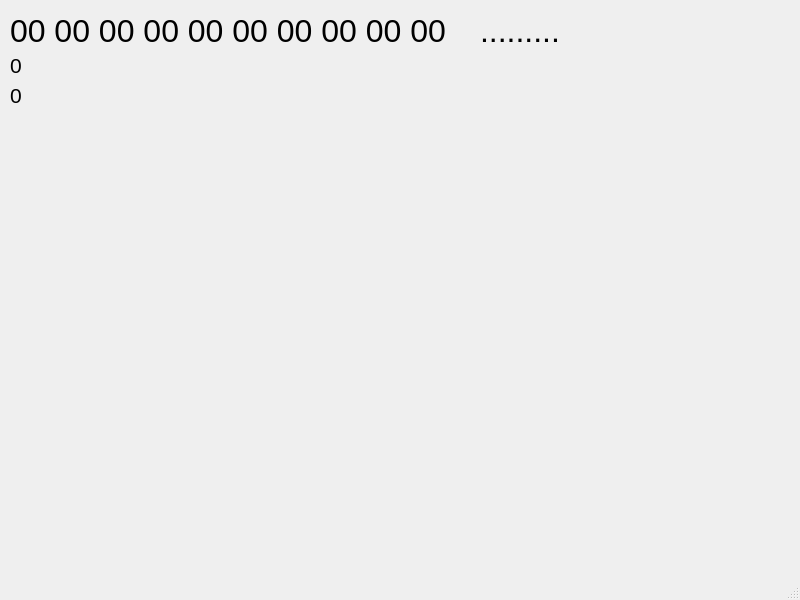
Old version of the form mainwindow.ui in the repository DrDeLaBill/logger.
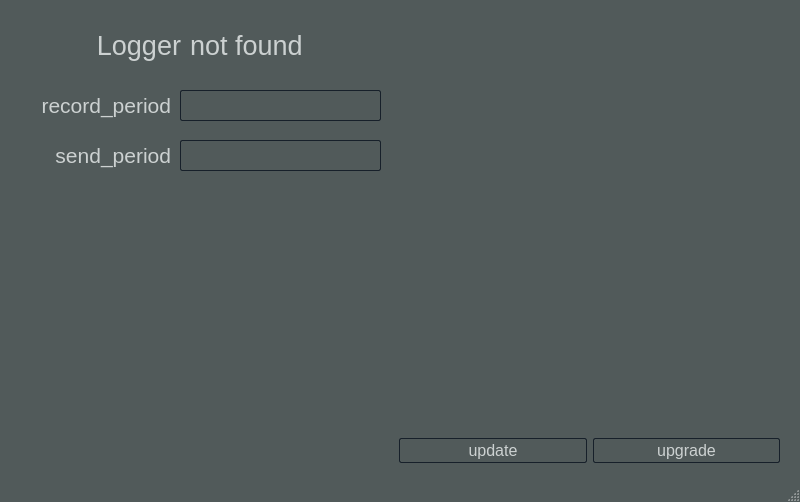
New version of the form.

What changed in the file:
```diff
--- a/mainwindow.ui
+++ b/mainwindow.ui
@@ -7,97 +7,291 @@
     <x>0</x>
     <y>0</y>
     <width>800</width>
-    <height>600</height>
+    <height>496</height>
    </rect>
   </property>
   <property name="windowTitle">
    <string>MainWindow</string>
   </property>
+  <property name="styleSheet">
+   <string notr="true">QMainWindow {
+	background-color: #515a5a;
+}</string>
+  </property>
   <widget class="QWidget" name="centralwidget">
-   <widget class="QLabel" name="LabelBytes">
+   <property name="enabled">
+    <bool>true</bool>
+   </property>
+   <property name="sizePolicy">
+    <sizepolicy hsizetype="Preferred" vsizetype="Preferred">
+     <horstretch>0</horstretch>
+     <verstretch>0</verstretch>
+    </sizepolicy>
+   </property>
+   <property name="minimumSize">
+    <size>
+     <width>800</width>
+     <height>480</height>
+    </size>
+   </property>
+   <property name="maximumSize">
+    <size>
+     <width>800</width>
+     <height>480</height>
+    </size>
+   </property>
+   <property name="focusPolicy">
+    <enum>Qt::TabFocus</enum>
+   </property>
+   <property name="contextMenuPolicy">
+    <enum>Qt::NoContextMenu</enum>
+   </property>
+   <property name="styleSheet">
+    <string notr="true">QGroupBox {
+	border: 0px;
+	width: 100%;
+	height: 100%;
+	background-color: #515a5a;
+	font-size: 16px;
+	color: #ccd1d1;
+}
+
+QLabel {
+	color: #ccd1d1;
+}
+
+QTextEdit {
+	padding: 2px;
+	border: 1px solid #17202a;
+	border-radius: 2px;
+	background-color: #515a5a;
+	font-size: 10px;
+	color: #ccd1d1;
+}
+
+QTextEdit::focus {
+	border: 1px solid black;
+	background-color: #424949;
+}
+QGroupBox {
+	width: 100%;
+	font-size: 16px;
+	color: #ccd1d1;
+}
+
+QPushButton {
+	padding: 2px;
+	color: black;
+	background-color: #515a5a;
+	border: 1px solid #17202a;
+	border-radius: 2px;
+	font-size: 16px;
+	color: #ccd1d1;
+}
+
+QPushButton::hover {
+	background-color: #424949;
+}</string>
+   </property>
+   <widget class="QWidget" name="horizontalLayoutWidget">
     <property name="geometry">
      <rect>
       <x>10</x>
       <y>10</y>
-      <width>461</width>
-      <height>41</height>
+      <width>771</width>
+      <height>461</height>
      </rect>
     </property>
+    <layout class="QHBoxLayout" name="horizontalLayout">
+     <item>
+      <widget class="QGroupBox" name="groupBox_1">
+       <property name="styleSheet">
+        <string notr="true">QGroupBox.QGroupBox {
+	width: 100%;
+}</string>
+       </property>
+       <property name="title">
+        <string/>
+       </property>
+       <widget class="QGroupBox" name="groupBox">
+        <property name="geometry">
+         <rect>
+          <x>10</x>
+          <y>70</y>
+          <width>361</width>
+          <height>51</height>
+         </rect>
+        </property>
+        <property name="title">
+         <string/>
+        </property>
+        <widget class="QLabel" name="label_record_period">
+         <property name="geometry">
+          <rect>
+           <x>0</x>
+           <y>10</y>
+           <width>151</width>
+           <height>31</height>
+          </rect>
+         </property>
     <property name="font">
      <font>
-      <family>Arial</family>
-      <pointsize>24</pointsize>
-     </font>
-    </property>
+           <pointsize>16</pointsize>
+          </font>
+         </property>
+         <property name="layoutDirection">
+          <enum>Qt::LeftToRight</enum>
+         </property>
     <property name="text">
-     <string>00 00 00 00 00 00 00 00 00 00</string>
-    </property>
-   </widget>
-   <widget class="QLabel" name="LabelValues">
+          <string>record_period</string>
+         </property>
+         <property name="alignment">
+          <set>Qt::AlignRight|Qt::AlignTrailing|Qt::AlignVCenter</set>
+         </property>
+        </widget>
+        <widget class="QTextEdit" name="record_period">
     <property name="geometry">
      <rect>
-      <x>480</x>
+           <x>160</x>
       <y>10</y>
-      <width>311</width>
-      <height>41</height>
-     </rect>
-    </property>
+           <width>201</width>
+           <height>31</height>
+          </rect>
+         </property>
+         <property name="styleSheet">
+          <string notr="true"/>
+         </property>
+        </widget>
+       </widget>
+       <widget class="QGroupBox" name="groupBox_4">
+        <property name="geometry">
+         <rect>
+          <x>10</x>
+          <y>120</y>
+          <width>361</width>
+          <height>51</height>
+         </rect>
+        </property>
+        <property name="title">
+         <string/>
+        </property>
+        <widget class="QLabel" name="label_record_period_3">
+         <property name="geometry">
+          <rect>
+           <x>0</x>
+           <y>10</y>
+           <width>151</width>
+           <height>31</height>
+          </rect>
+         </property>
     <property name="font">
      <font>
-      <family>Arial</family>
-      <pointsize>24</pointsize>
-     </font>
-    </property>
+           <pointsize>16</pointsize>
+          </font>
+         </property>
+         <property name="layoutDirection">
+          <enum>Qt::LeftToRight</enum>
+         </property>
     <property name="text">
-     <string>.........</string>
-    </property>
-   </widget>
-   <widget class="QLabel" name="dv_type_label">
+          <string>send_period</string>
+         </property>
+         <property name="alignment">
+          <set>Qt::AlignRight|Qt::AlignTrailing|Qt::AlignVCenter</set>
+         </property>
+        </widget>
+        <widget class="QTextEdit" name="send_period">
     <property name="geometry">
      <rect>
-      <x>10</x>
-      <y>50</y>
-      <width>91</width>
+           <x>160</x>
+           <y>10</y>
+           <width>201</width>
       <height>31</height>
      </rect>
     </property>
+         <property name="styleSheet">
+          <string notr="true"/>
+         </property>
+        </widget>
+       </widget>
+       <widget class="QLabel" name="label">
+        <property name="geometry">
+         <rect>
+          <x>10</x>
+          <y>10</y>
+          <width>161</width>
+          <height>51</height>
+         </rect>
+        </property>
     <property name="font">
      <font>
-      <pointsize>16</pointsize>
+          <pointsize>20</pointsize>
      </font>
     </property>
     <property name="text">
-     <string>0</string>
-    </property>
-   </widget>
-   <widget class="QLabel" name="sw_id_label">
+         <string>Logger</string>
+        </property>
+        <property name="alignment">
+         <set>Qt::AlignRight|Qt::AlignTrailing|Qt::AlignVCenter</set>
+        </property>
+       </widget>
+       <widget class="QLabel" name="label_2">
     <property name="geometry">
      <rect>
-      <x>10</x>
-      <y>80</y>
-      <width>91</width>
-      <height>31</height>
+          <x>180</x>
+          <y>10</y>
+          <width>191</width>
+          <height>51</height>
      </rect>
     </property>
     <property name="font">
      <font>
-      <pointsize>16</pointsize>
+          <pointsize>20</pointsize>
      </font>
     </property>
     <property name="text">
-     <string>0</string>
+         <string>not found</string>
     </property>
    </widget>
   </widget>
-  <widget class="QMenuBar" name="menubar">
+     </item>
+     <item>
+      <widget class="QGroupBox" name="groupBox_2">
+       <property name="styleSheet">
+        <string notr="true"/>
+       </property>
+       <property name="title">
+        <string/>
+       </property>
+       <widget class="QWidget" name="horizontalLayoutWidget_2">
    <property name="geometry">
     <rect>
      <x>0</x>
-     <y>0</y>
-     <width>800</width>
-     <height>21</height>
-    </rect>
-   </property>
+          <y>420</y>
+          <width>381</width>
+          <height>41</height>
+         </rect>
+        </property>
+        <layout class="QHBoxLayout" name="horizontalLayout_2">
+         <item>
+          <widget class="QPushButton" name="updateBtn">
+           <property name="text">
+            <string>update</string>
+           </property>
+          </widget>
+         </item>
+         <item>
+          <widget class="QPushButton" name="upgradeBtn">
+           <property name="text">
+            <string>upgrade</string>
+           </property>
+          </widget>
+         </item>
+        </layout>
+       </widget>
+      </widget>
+     </item>
+    </layout>
+   </widget>
   </widget>
   <widget class="QStatusBar" name="statusbar"/>
  </widget>
```
Lines whose indentation alone changed are shown as unchanged.
